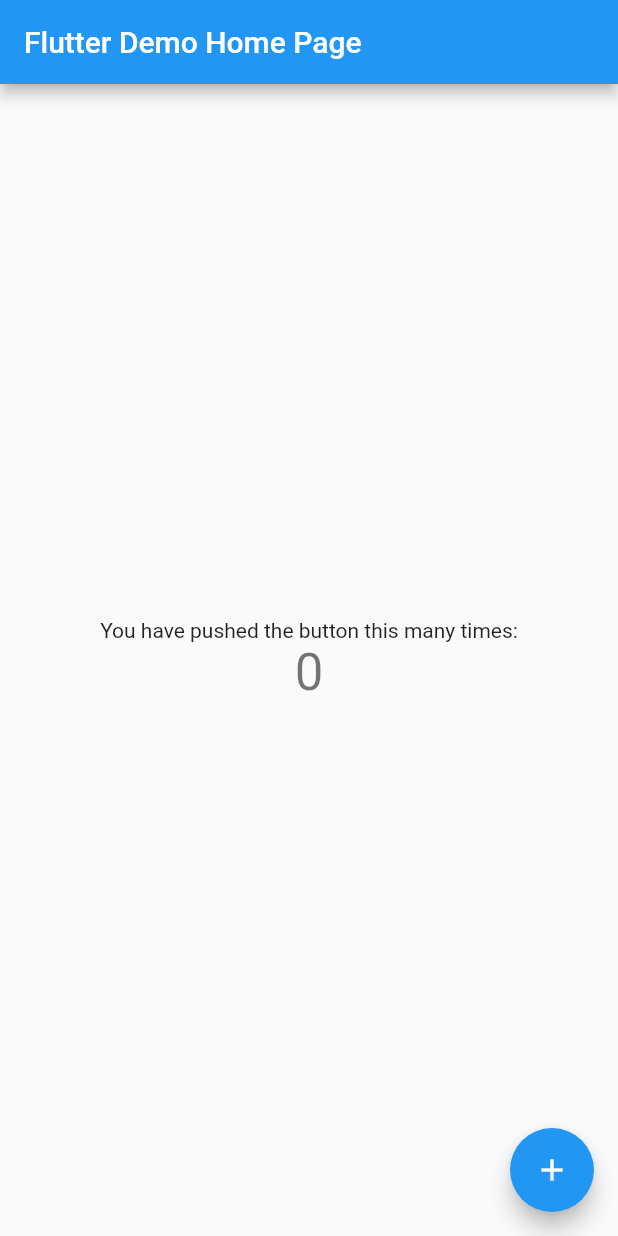
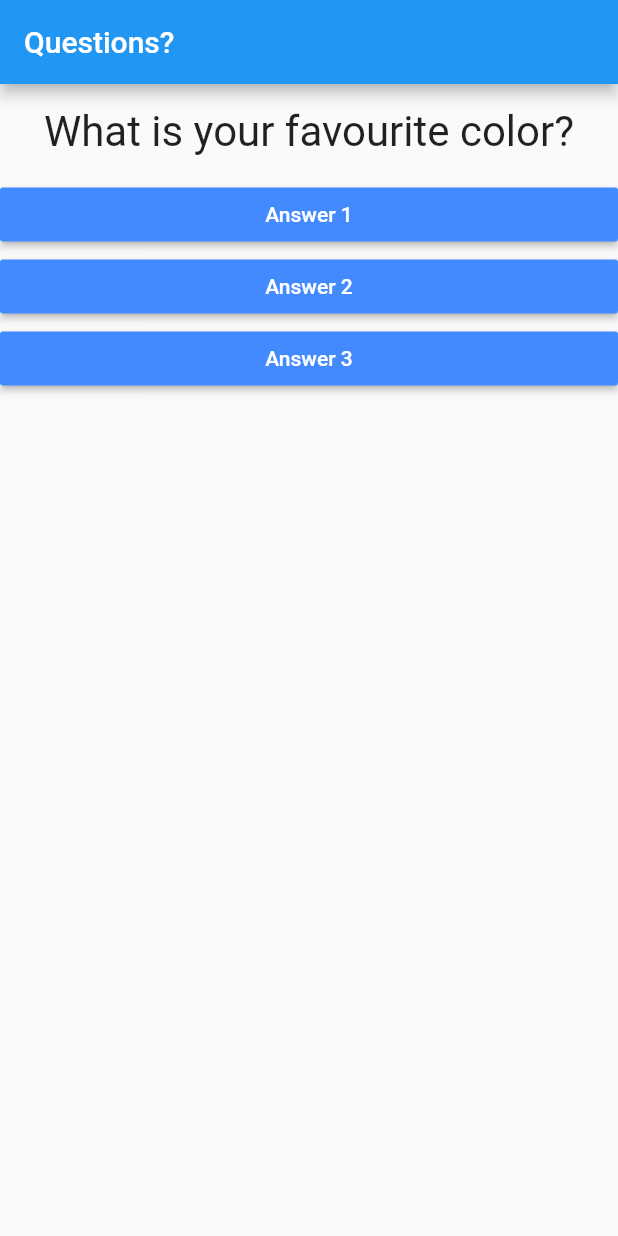
Before and after one commit to matheusmogi/flutter-curso, a Flutter app: the screen it shows after launch, on a phone screen of 412 x 824 dp. Run offline on Flutter 3.47's test engine with Material 2 defaults, Android fonts, the phone set to English and light mode, and no system bars.

Commit message:
primeiro app

```diff
--- /dev/null
+++ b/curso_flutter/projeto_perguntas/lib/answerButton.dart
@@ -0,0 +1,20 @@
+import 'package:flutter/material.dart';
+
+class AnswerButton extends StatelessWidget {
+  final String text;
+  final void Function() onAnswered;
+  AnswerButton(this.text, this.onAnswered);
+
+  @override
+  Widget build(BuildContext context) {
+    return Container(
+      width: double.infinity,
+      child: RaisedButton(
+        color: Colors.blueAccent,
+        textColor: Colors.white,
+        child: Text(text),
+        onPressed:onAnswered,
+      ),
+    );
+  }
+}
--- a/curso_flutter/projeto_perguntas/lib/main.dart
+++ b/curso_flutter/projeto_perguntas/lib/main.dart
@@ -1,111 +1,46 @@
 import 'package:flutter/material.dart';
+import 'package:projeto_perguntas/question.dart';
+import 'package:projeto_perguntas/answerButton.dart';
 
-void main() => runApp(MyApp());
+main() => runApp(QuestionsApp());
 
-class MyApp extends StatelessWidget {
-  // This widget is the root of your application.
+class _QuestionAppState extends State<QuestionsApp> {
+  var _selectedQuestion = 0;
+  final _questions = [
+    'What is your favourite color?',
+    'What is your favourite animal?'
+  ];
+  void _getResponse() {
+    setState(() {
+      if (_selectedQuestion < _questions.length - 1) _selectedQuestion++;
+    });
+    print(_selectedQuestion);
+  }
+
   @override
   Widget build(BuildContext context) {
     return MaterialApp(
-      title: 'Flutter Demo',
-      theme: ThemeData(
-        // This is the theme of your application.
-        //
-        // Try running your application with "flutter run". You'll see the
-        // application has a blue toolbar. Then, without quitting the app, try
-        // changing the primarySwatch below to Colors.green and then invoke
-        // "hot reload" (press "r" in the console where you ran "flutter run",
-        // or simply save your changes to "hot reload" in a Flutter IDE).
-        // Notice that the counter didn't reset back to zero; the application
-        // is not restarted.
-        primarySwatch: Colors.blue,
+      debugShowCheckedModeBanner: false,
+      home: Scaffold(
+        appBar: AppBar(
+          title: Text('Questions?'),
+        ),
+        body: Column(
+          children: [
+            Question(_questions[_selectedQuestion]),
+            AnswerButton("Answer 1", _getResponse),
+            AnswerButton("Answer 2",_getResponse),
+            AnswerButton("Answer 3",_getResponse),
+          ],
+        ),
       ),
-      home: MyHomePage(title: 'Flutter Demo Home Page'),
     );
   }
 }
 
-class MyHomePage extends StatefulWidget {
-  MyHomePage({Key key, this.title}) : super(key: key);
-
-  // This widget is the home page of your application. It is stateful, meaning
-  // that it has a State object (defined below) that contains fields that affect
-  // how it looks.
-
-  // This class is the configuration for the state. It holds the values (in this
-  // case the title) provided by the parent (in this case the App widget) and
-  // used by the build method of the State. Fields in a Widget subclass are
-  // always marked "final".
-
-  final String title;
-
+class QuestionsApp extends StatefulWidget {
   @override
-  _MyHomePageState createState() => _MyHomePageState();
-}
-
-class _MyHomePageState extends State<MyHomePage> {
-  int _counter = 0;
-
-  void _incrementCounter() {
-    setState(() {
-      // This call to setState tells the Flutter framework that something has
-      // changed in this State, which causes it to rerun the build method below
-      // so that the display can reflect the updated values. If we changed
-      // _counter without calling setState(), then the build method would not be
-      // called again, and so nothing would appear to happen.
-      _counter++;
-    });
-  }
-
-  @override
-  Widget build(BuildContext context) {
-    // This method is rerun every time setState is called, for instance as done
-    // by the _incrementCounter method above.
-    //
-    // The Flutter framework has been optimized to make rerunning build methods
-    // fast, so that you can just rebuild anything that needs updating rather
-    // than having to individually change instances of widgets.
-    return Scaffold(
-      appBar: AppBar(
-        // Here we take the value from the MyHomePage object that was created by
-        // the App.build method, and use it to set our appbar title.
-        title: Text(widget.title),
-      ),
-      body: Center(
-        // Center is a layout widget. It takes a single child and positions it
-        // in the middle of the parent.
-        child: Column(
-          // Column is also a layout widget. It takes a list of children and
-          // arranges them vertically. By default, it sizes itself to fit its
-          // children horizontally, and tries to be as tall as its parent.
-          //
-          // Invoke "debug painting" (press "p" in the console, choose the
-          // "Toggle Debug Paint" action from the Flutter Inspector in Android
-          // Studio, or the "Toggle Debug Paint" command in Visual Studio Code)
-          // to see the wireframe for each widget.
-          //
-          // Column has various properties to control how it sizes itself and
-          // how it positions its children. Here we use mainAxisAlignment to
-          // center the children vertically; the main axis here is the vertical
-          // axis because Columns are vertical (the cross axis would be
-          // horizontal).
-          mainAxisAlignment: MainAxisAlignment.center,
-          children: <Widget>[
-            Text(
-              'You have pushed the button this many times:',
-            ),
-            Text(
-              '$_counter',
-              style: Theme.of(context).textTheme.display1,
-            ),
-          ],
-        ),
-      ),
-      floatingActionButton: FloatingActionButton(
-        onPressed: _incrementCounter,
-        tooltip: 'Increment',
-        child: Icon(Icons.add),
-      ), // This trailing comma makes auto-formatting nicer for build methods.
-    );
+  _QuestionAppState createState() {
+    return _QuestionAppState();
   }
 }
--- /dev/null
+++ b/curso_flutter/projeto_perguntas/lib/question.dart
@@ -0,0 +1,20 @@
+import 'package:flutter/material.dart';
+
+class Question extends StatelessWidget {
+  final String text;
+
+  Question(this.text);
+
+  @override
+  Widget build(BuildContext context) {
+    return Container(
+      width: double.infinity,
+      margin: EdgeInsets.all(15),
+      child: Text(
+        text,
+        style: TextStyle(fontSize: 28),
+        textAlign: TextAlign.center,
+      ),
+    );
+  }
+}
```
Also changed, not shown: 1 other file.
